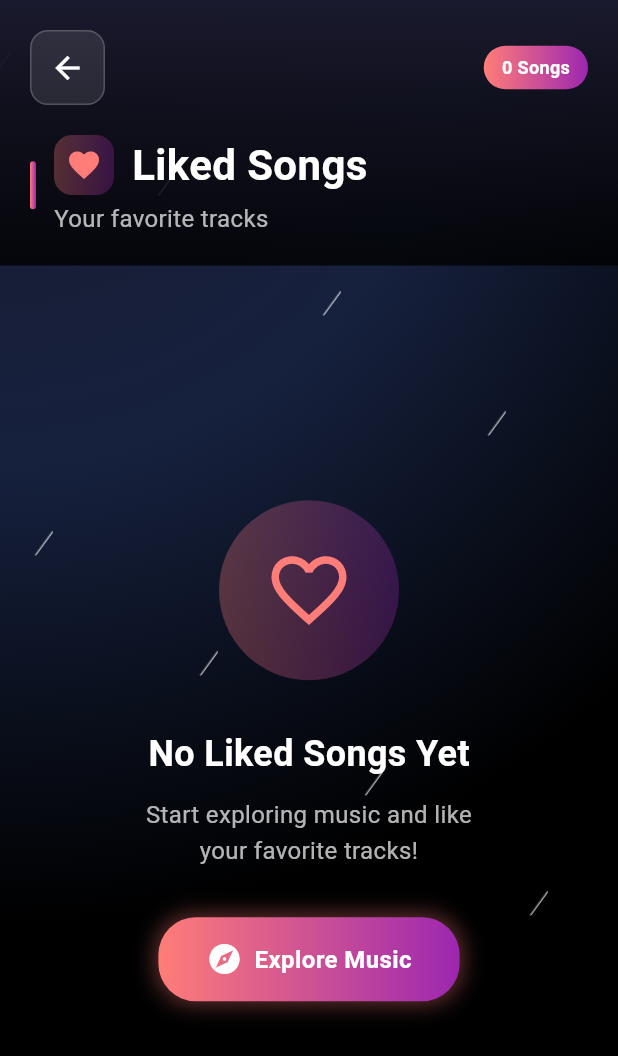
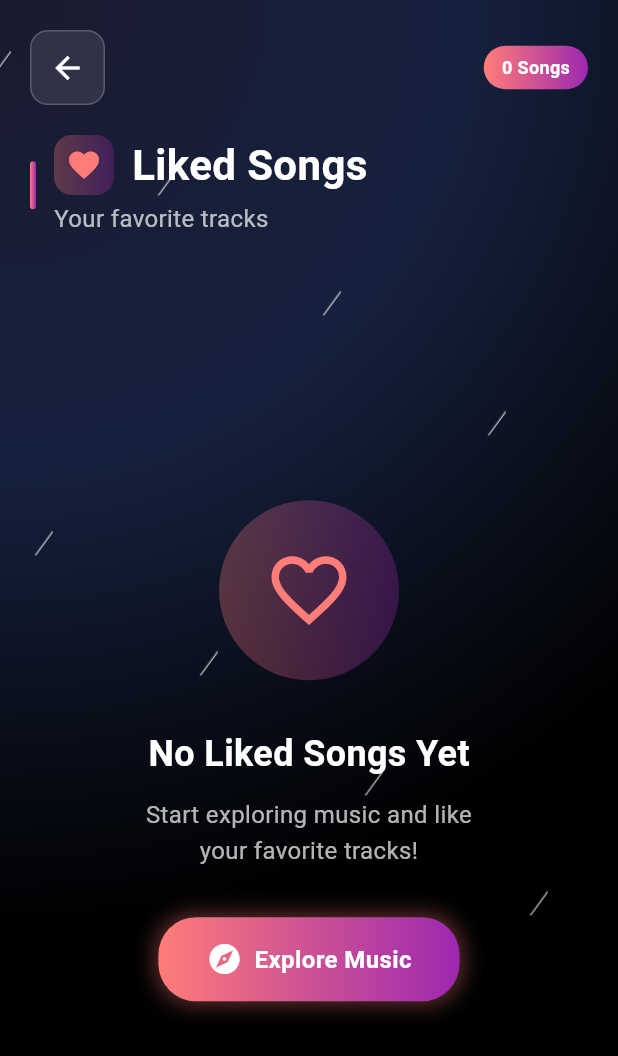
Before and after one commit to Bhanu7773-dev/PlayWaves, a Flutter app: the LikedSongsScreen screen opened directly, on a phone screen of 412 x 824 dp. Shown: the top 1056 px of the screen. Run offline on Flutter 3.47's test engine with Material 3 defaults, Android fonts, the phone set to English and light mode, and no system bars; our stand-ins replace audio_service, dio, flutter_colorpicker, font_awesome_flutter, hive, hive_flutter and 5 more; accounts and stored records are empty; network calls fail.

Commit message:
make header transparent in liked and playlist page

```diff
--- a/lib/screens/liked_songs_screen.dart
+++ b/lib/screens/liked_songs_screen.dart
@@ -680,15 +680,7 @@ class _LikedSongsScreenState extends State<LikedSongsScreen>
     required int songsCount,
   }) {
     return Container(
-      decoration: BoxDecoration(
-        gradient: LinearGradient(
-          begin: Alignment.topCenter,
-          end: Alignment.bottomCenter,
-          colors: customColorsEnabled
-              ? [secondaryColor, Colors.black.withOpacity(0.8)]
-              : [const Color(0xFF1a1a2e), Colors.black.withOpacity(0.8)],
-        ),
-      ),
+      decoration: BoxDecoration(color: Colors.transparent),
       child: SafeArea(
         child: Padding(
           padding: const EdgeInsets.all(20),
```
Also changed, not shown: lib/screens/my_playlist_screen.dart (+1 -7 lines).
